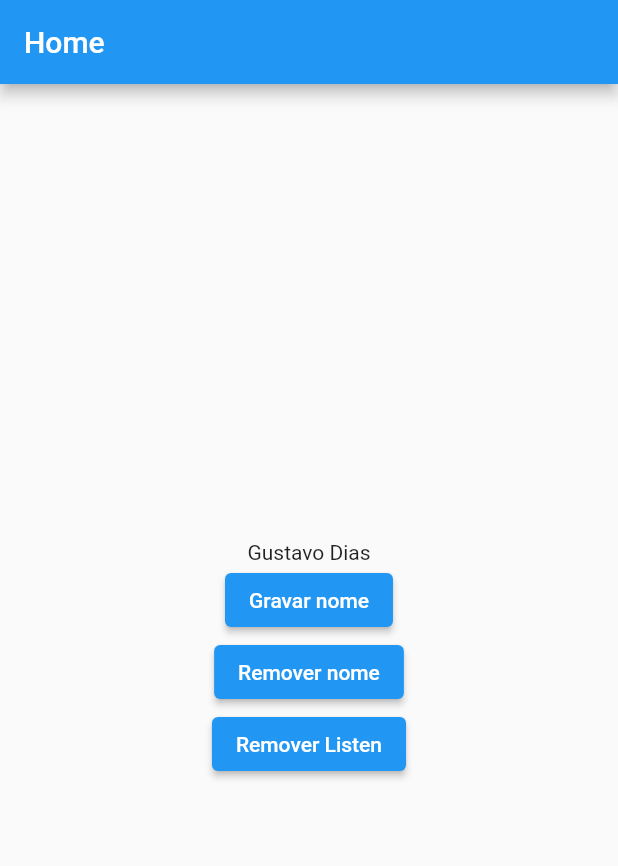
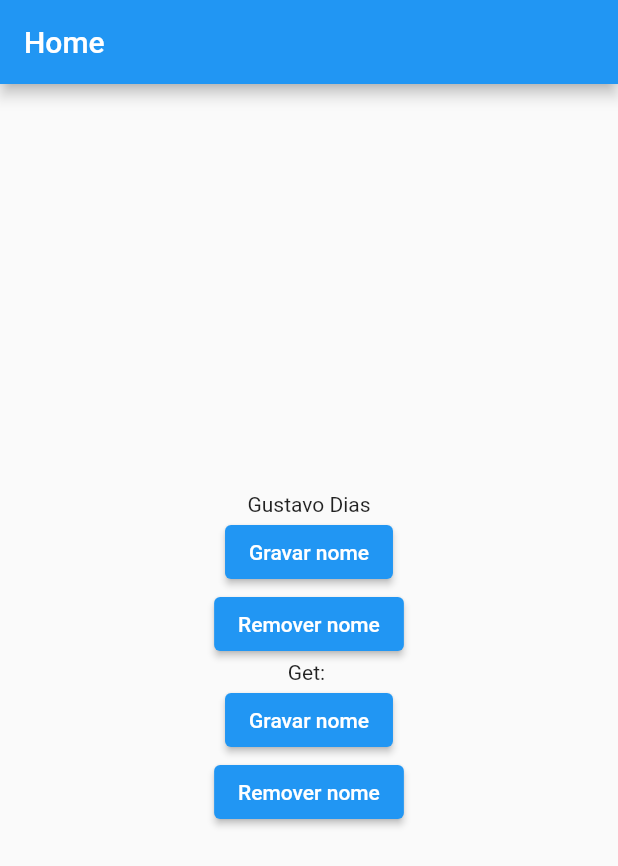
Before and after one commit to 2DevGs/get_storage_example, a Flutter app: the screen it shows after launch, after a tap on "Gravar nome", on a phone screen of 412 x 824 dp. Shown: the top 866 px of the screen. Run offline on Flutter 3.47's test engine with Material 2 defaults, Android fonts, the phone set to English and light mode, and no system bars; our stand-ins replace get_storage.

Commit message:
Memory containers, basic concepts

```diff
--- a/lib/main.dart
+++ b/lib/main.dart
@@ -3,6 +3,7 @@ import 'package:get_storage/get_storage.dart';
 import 'package:get_storage_example/pages/home/home_page.dart';
 Future<void> main() async {
   await GetStorage.init();
+  await GetStorage.init('JornadaGetX');
   runApp(const MyApp());
 }
 class MyApp extends StatelessWidget {
--- a/lib/pages/home/home_page.dart
+++ b/lib/pages/home/home_page.dart
@@ -11,6 +11,7 @@ class HomePage extends StatefulWidget {
 class _HomePageState extends State<HomePage> {
 
   final storage = GetStorage();
+  final storageGetX = GetStorage('JornadaGetX');
   late final VoidCallback listen;
 
   @override
@@ -34,6 +35,7 @@ class _HomePageState extends State<HomePage> {
   @override
   Widget build(BuildContext context) {
     var nome = storage.read('nameKey') ?? '';
+    var nomeGetX = storageGetX.read('nameKey') ?? '';
     return Scaffold(
       appBar: AppBar(
         title: const Text('Home'),
@@ -61,12 +63,31 @@ class _HomePageState extends State<HomePage> {
               },
               child: const Text('Remover nome'),
             ),
+            Text('Get: $nomeGetX'),
             ElevatedButton(
               onPressed: () {
-                listen();
+                storageGetX.write('nameKey', 'Gustavo Dias GetX');
+                setState(() {
+
+                });
               },
-              child: const Text('Remover Listen'),
+              child: const Text('Gravar nome'),
             ),
+            ElevatedButton(
+              onPressed: () {
+                storageGetX.remove('nameKey');
+                setState(() {
+
+                });
+              },
+              child: const Text('Remover nome'),
+            ),
+            // ElevatedButton(
+            //   onPressed: () {
+            //     listen();
+            //   },
+            //   child: const Text('Remover Listen'),
+            // ),
           ],
         ),
       ),
```
